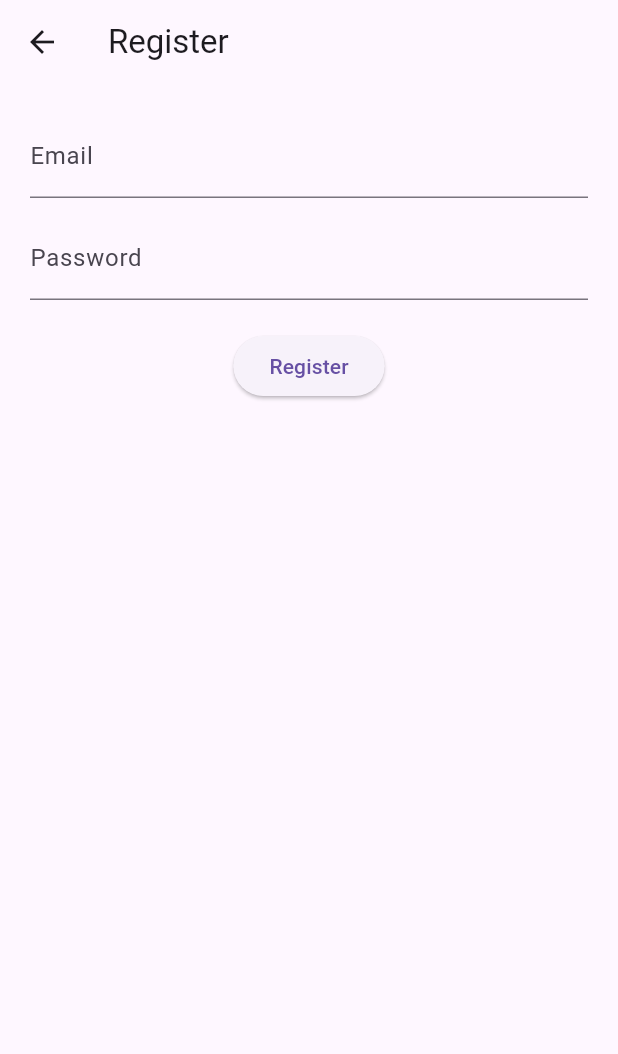
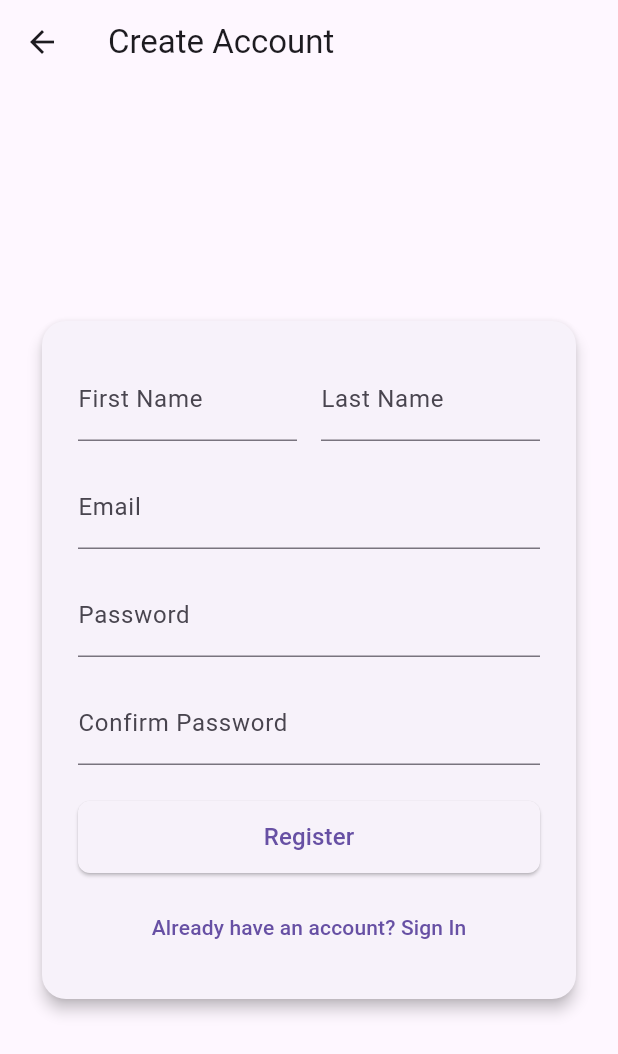
Before and after one commit to jrbb11/LangisMate, a Flutter app: the screen it shows after launch, after a tap on "Skip", after a tap on "Don't have an account? Register here", on a phone screen of 412 x 824 dp. Shown: the top 1054 px of the screen. Run offline on Flutter 3.47's test engine with Material 3 defaults, Android fonts, the phone set to English and light mode, and no system bars; our stand-ins replace fluttertoast, shared_preferences, supabase_flutter; accounts and stored records are empty; network calls fail.

Commit message:
fix: tweak registration flow

```diff
--- a/lib/main.dart
+++ b/lib/main.dart
@@ -4,7 +4,7 @@ import 'package:supabase_flutter/supabase_flutter.dart';
 import 'package:shared_preferences/shared_preferences.dart';
 import 'screens/login_screen.dart';
 import 'screens/dashboard_screen.dart';
-import 'screens/register_screen.dart';
+import 'screens/registration_screen.dart';
 import 'screens/onboarding_screen.dart';
 
 void main() {
@@ -47,7 +47,7 @@ class MyApp extends StatelessWidget {
       // 2) Then add your named routes in a `routes:` map:
       routes: {
         '/login':      (_) => const LoginScreen(),
-        '/register':   (_) => const RegisterScreen(),
+        '/register':   (_) => const RegistrationScreen(),
         '/dashboard':  (_) => const DashboardScreen(),
       },
     );
--- a/lib/screens/login_screen.dart
+++ b/lib/screens/login_screen.dart
@@ -1,7 +1,7 @@
 import 'package:flutter/material.dart';
 import 'package:fluttertoast/fluttertoast.dart';
 import '../auth_service.dart';
-import 'register_screen.dart';
+import 'registration_screen.dart';
 
 class LoginScreen extends StatefulWidget {
   const LoginScreen({super.key});
@@ -105,7 +105,7 @@ class _LoginScreenState extends State<LoginScreen> {
                   Navigator.push(
                     context,
                     MaterialPageRoute(
-                      builder: (_) => const RegisterScreen(),
+                      builder: (_) => const RegistrationScreen(),
                     ),
                   );
                 },
--- a/lib/screens/register_screen.dart
+++ /dev/null
@@ -1,70 +0,0 @@
-import 'package:flutter/material.dart';
-import 'package:fluttertoast/fluttertoast.dart';
-import '../auth_service.dart';
-
-class RegisterScreen extends StatefulWidget {
-  const RegisterScreen({super.key});
-
-  @override
-  State<RegisterScreen> createState() => _RegisterScreenState();
-}
-
-class _RegisterScreenState extends State<RegisterScreen> {
-  final emailCtrl = TextEditingController();
-  final passCtrl = TextEditingController();
-
-  @override
-  void dispose() {
-    emailCtrl.dispose();
-    passCtrl.dispose();
-    super.dispose();
-  }
-
-  @override
-  Widget build(BuildContext context) {
-    return Scaffold(
-      appBar: AppBar(title: const Text('Register')),
-      body: Padding(
-        padding: const EdgeInsets.all(20),
-        child: Column(
-          children: [
-            TextField(
-              controller: emailCtrl,
-              decoration: const InputDecoration(labelText: 'Email'),
-            ),
-            const SizedBox(height: 12),
-            TextField(
-              controller: passCtrl,
-              decoration: const InputDecoration(labelText: 'Password'),
-              obscureText: true,
-            ),
-            const SizedBox(height: 20),
-            ElevatedButton(
-              onPressed: () async {
-                final success = await AuthService().signUp(
-                  emailCtrl.text,
-                  passCtrl.text,
-                );
-
-                // 1️⃣ Guard State.context use with State.mounted
-                if (!mounted) return;
-
-                Fluttertoast.showToast(
-                  msg: success ? 'Registered!' : 'Failed to register',
-                );
-
-                // 2️⃣ Guard BuildContext use with BuildContext.mounted
-                if (!context.mounted) return;
-
-                if (success) {
-                  Navigator.pop(context);
-                }
-              },
-              child: const Text('Register'),
-            ),
-          ],
-        ),
-      ),
-    );
-  }
-}
--- /dev/null
+++ b/lib/screens/registration_screen.dart
@@ -0,0 +1,167 @@
+import 'package:flutter/material.dart';
+import 'package:supabase_flutter/supabase_flutter.dart';
+
+class RegistrationScreen extends StatefulWidget {
+  const RegistrationScreen({super.key});
+
+  @override
+  State<RegistrationScreen> createState() => _RegistrationScreenState();
+}
+
+class _RegistrationScreenState extends State<RegistrationScreen> {
+  final _formKey = GlobalKey<FormState>();
+  final _firstNameCtrl = TextEditingController();
+  final _lastNameCtrl = TextEditingController();
+  final _emailCtrl = TextEditingController();
+  final _passwordCtrl = TextEditingController();
+  final _confirmPasswordCtrl = TextEditingController();
+
+  bool _isLoading = false;
+
+  @override
+  void dispose() {
+    _firstNameCtrl.dispose();
+    _lastNameCtrl.dispose();
+    _emailCtrl.dispose();
+    _passwordCtrl.dispose();
+    _confirmPasswordCtrl.dispose();
+    super.dispose();
+  }
+
+  Future<void> _registerWithEmail() async {
+    if (!_formKey.currentState!.validate()) return;
+    setState(() => _isLoading = true);
+
+    final email = _emailCtrl.text.trim();
+    final password = _passwordCtrl.text;
+    final firstName = _firstNameCtrl.text.trim();
+    final lastName = _lastNameCtrl.text.trim();
+
+    try {
+      final response = await Supabase.instance.client.auth.signUp(
+        email: email,
+        password: password,
+        data: {'first_name': firstName, 'last_name': lastName},
+      );
+      if (!mounted) return;
+
+      if (response.user != null) {
+        Navigator.pushReplacementNamed(context, '/dashboard');
+      } else {
+        ScaffoldMessenger.of(context).showSnackBar(
+          const SnackBar(
+            content: Text('Check your email for confirmation link.'),
+          ),
+        );
+      }
+    } on AuthException catch (error) {
+      if (!mounted) return;
+      ScaffoldMessenger.of(context).showSnackBar(
+        SnackBar(content: Text(error.message)),
+      );
+    } catch (error) {
+      if (!mounted) return;
+      ScaffoldMessenger.of(context).showSnackBar(
+        SnackBar(content: Text('Unexpected error: $error')),
+      );
+    } finally {
+      if (mounted) setState(() => _isLoading = false);
+    }
+  }
+
+  @override
+  Widget build(BuildContext context) {
+    return Scaffold(
+      appBar: AppBar(title: const Text('Create Account')),
+      body: Center(
+        child: SingleChildScrollView(
+          padding: const EdgeInsets.symmetric(horizontal: 24, vertical: 16),
+          child: Card(
+            shape: RoundedRectangleBorder(borderRadius: BorderRadius.circular(16)),
+            elevation: 4,
+            child: Padding(
+              padding: const EdgeInsets.all(24),
+              child: Form(
+                key: _formKey,
+                child: Column(
+                  mainAxisSize: MainAxisSize.min,
+                  children: [
+                    Row(
+                      children: [
+                        Expanded(
+                          child: TextFormField(
+                            controller: _firstNameCtrl,
+                            decoration: const InputDecoration(labelText: 'First Name'),
+                            textInputAction: TextInputAction.next,
+                            validator: (v) => v!.isEmpty ? 'Enter first name' : null,
+                          ),
+                        ),
+                        const SizedBox(width: 16),
+                        Expanded(
+                          child: TextFormField(
+                            controller: _lastNameCtrl,
+                            decoration: const InputDecoration(labelText: 'Last Name'),
+                            textInputAction: TextInputAction.next,
+                            validator: (v) => v!.isEmpty ? 'Enter last name' : null,
+                          ),
+                        ),
+                      ],
+                    ),
+                    const SizedBox(height: 16),
+                    TextFormField(
+                      controller: _emailCtrl,
+                      decoration: const InputDecoration(labelText: 'Email'),
+                      keyboardType: TextInputType.emailAddress,
+                      textInputAction: TextInputAction.next,
+                      validator: (v) {
+                        if (v == null || v.isEmpty) return 'Enter email';
+                        final regex = RegExp(r'^[^@]+@[^@]+\.[^@]+$');
+                        return regex.hasMatch(v) ? null : 'Enter valid email';
+                      },
+                    ),
+                    const SizedBox(height: 16),
+                    TextFormField(
+                      controller: _passwordCtrl,
+                      decoration: const InputDecoration(labelText: 'Password'),
+                      obscureText: true,
+                      textInputAction: TextInputAction.next,
+                      validator: (v) => v != null && v.length >= 6
+                          ? null
+                          : 'Password must be at least 6 characters',
+                    ),
+                    const SizedBox(height: 16),
+                    TextFormField(
+                      controller: _confirmPasswordCtrl,
+                      decoration: const InputDecoration(labelText: 'Confirm Password'),
+                      obscureText: true,
+                      textInputAction: TextInputAction.done,
+                      validator: (v) => v == _passwordCtrl.text
+                          ? null
+                          : 'Passwords do not match',
+                    ),
+                    const SizedBox(height: 24),
+                    _isLoading
+                        ? const CircularProgressIndicator()
+                        : ElevatedButton(
+                            onPressed: _registerWithEmail,
+                            style: ElevatedButton.styleFrom(
+                              minimumSize: const Size.fromHeight(48),
+                              shape: RoundedRectangleBorder(borderRadius: BorderRadius.circular(8)),
+                            ),
+                            child: const Text('Register', style: TextStyle(fontSize: 16)),
+                          ),
+                    const SizedBox(height: 12),
+                    TextButton(
+                      onPressed: () => Navigator.pop(context),
+                      child: const Text('Already have an account? Sign In'),
+                    ),
+                  ],
+                ),
+              ),
+            ),
+          ),
+        ),
+      ),
+    );
+  }
+}
--- a/pubspec.yaml
+++ b/pubspec.yaml
@@ -20,7 +20,7 @@ dependencies:
 
   # (Optional) if you need to reference it directly
   sign_in_with_apple: ^6.0.0
-
+  google_sign_in: ^5.4.0
   cupertino_icons: ^1.0.8
 
 dev_dependencies:
@@ -36,3 +36,4 @@ flutter:
     - assets/images/slide1_welcome_to_langismate.png
     - assets/images/slide2_find_nearby_shops.png
     - assets/images/slide3_set_maintenance_reminders.png
+    - assets/images/google_logo.png
```
Also changed, not shown: assets/images/google_logo.png (added), 1 other file.
